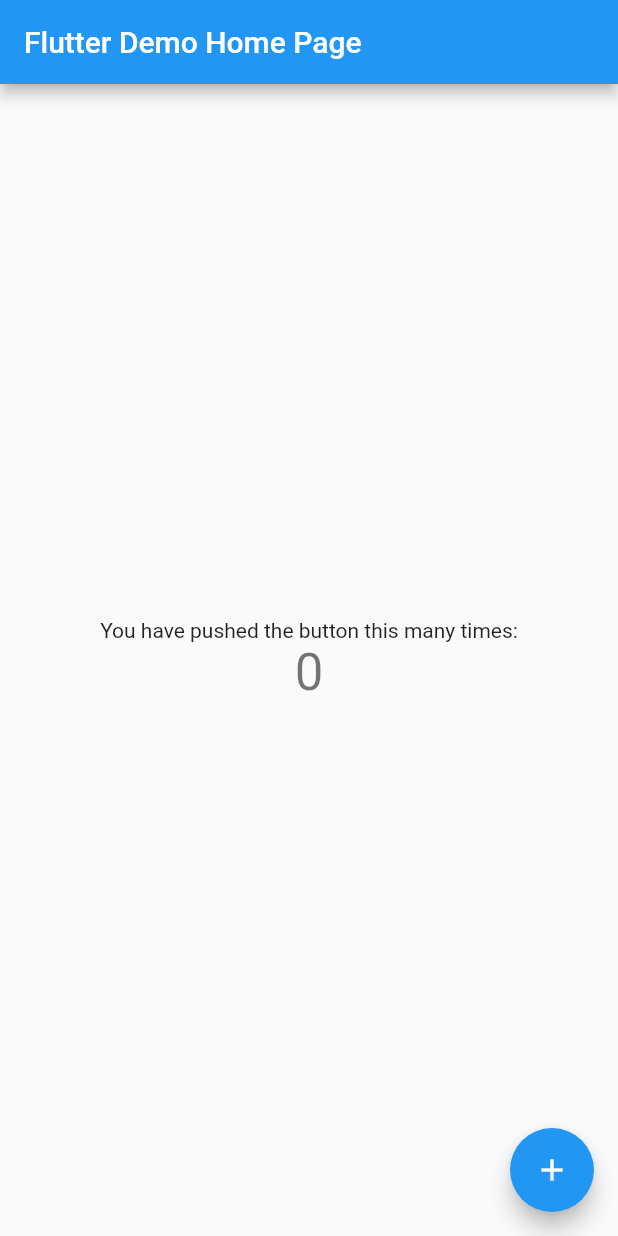
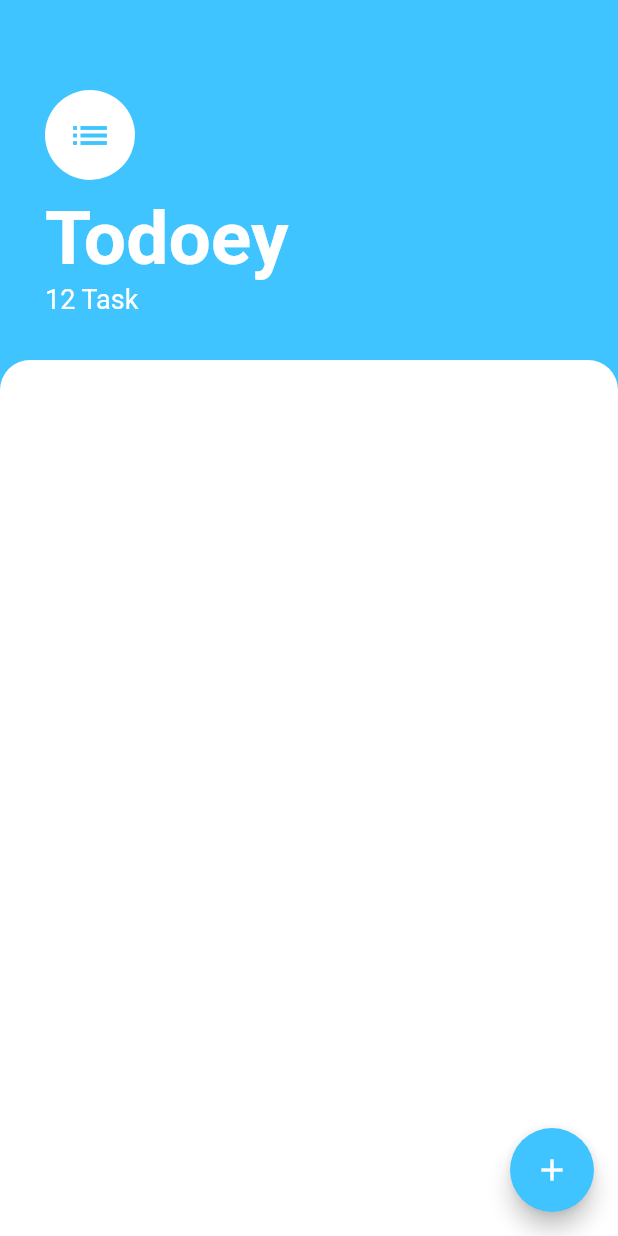
Before and after one commit to caseycole589/todey-flutter, a Flutter app: the screen it shows after launch, on a phone screen of 412 x 824 dp. Run offline on Flutter 3.47's test engine with Material 2 defaults, Android fonts, the phone set to English and light mode, and no system bars.

Commit message:
basic design done

```diff
--- a/lib/main.dart
+++ b/lib/main.dart
@@ -1,113 +1,15 @@
 import 'package:flutter/material.dart';
+import 'package:todoey/screens/task_screen.dart';
 
 void main() {
   runApp(MyApp());
 }
 
 class MyApp extends StatelessWidget {
-  // This widget is the root of your application.
   @override
   Widget build(BuildContext context) {
     return MaterialApp(
-      title: 'Flutter Demo',
-      theme: ThemeData(
-        // This is the theme of your application.
-        //
-        // Try running your application with "flutter run". You'll see the
-        // application has a blue toolbar. Then, without quitting the app, try
-        // changing the primarySwatch below to Colors.green and then invoke
-        // "hot reload" (press "r" in the console where you ran "flutter run",
-        // or simply save your changes to "hot reload" in a Flutter IDE).
-        // Notice that the counter didn't reset back to zero; the application
-        // is not restarted.
-        primarySwatch: Colors.blue,
-      ),
-      home: MyHomePage(title: 'Flutter Demo Home Page'),
+      home: TasksScreen(),
     );
   }
 }
-
-class MyHomePage extends StatefulWidget {
-  MyHomePage({Key key, this.title}) : super(key: key);
-
-  // This widget is the home page of your application. It is stateful, meaning
-  // that it has a State object (defined below) that contains fields that affect
-  // how it looks.
-
-  // This class is the configuration for the state. It holds the values (in this
-  // case the title) provided by the parent (in this case the App widget) and
-  // used by the build method of the State. Fields in a Widget subclass are
-  // always marked "final".
-
-  final String title;
-
-  @override
-  _MyHomePageState createState() => _MyHomePageState();
-}
-
-class _MyHomePageState extends State<MyHomePage> {
-  int _counter = 0;
-
-  void _incrementCounter() {
-    setState(() {
-      // This call to setState tells the Flutter framework that something has
-      // changed in this State, which causes it to rerun the build method below
-      // so that the display can reflect the updated values. If we changed
-      // _counter without calling setState(), then the build method would not be
-      // called again, and so nothing would appear to happen.
-      _counter++;
-    });
-  }
-
-  @override
-  Widget build(BuildContext context) {
-    // This method is rerun every time setState is called, for instance as done
-    // by the _incrementCounter method above.
-    //
-    // The Flutter framework has been optimized to make rerunning build methods
-    // fast, so that you can just rebuild anything that needs updating rather
-    // than having to individually change instances of widgets.
-    return Scaffold(
-      appBar: AppBar(
-        // Here we take the value from the MyHomePage object that was created by
-        // the App.build method, and use it to set our appbar title.
-        title: Text(widget.title),
-      ),
-      body: Center(
-        // Center is a layout widget. It takes a single child and positions it
-        // in the middle of the parent.
-        child: Column(
-          // Column is also a layout widget. It takes a list of children and
-          // arranges them vertically. By default, it sizes itself to fit its
-          // children horizontally, and tries to be as tall as its parent.
-          //
-          // Invoke "debug painting" (press "p" in the console, choose the
-          // "Toggle Debug Paint" action from the Flutter Inspector in Android
-          // Studio, or the "Toggle Debug Paint" command in Visual Studio Code)
-          // to see the wireframe for each widget.
-          //
-          // Column has various properties to control how it sizes itself and
-          // how it positions its children. Here we use mainAxisAlignment to
-          // center the children vertically; the main axis here is the vertical
-          // axis because Columns are vertical (the cross axis would be
-          // horizontal).
-          mainAxisAlignment: MainAxisAlignment.center,
-          children: <Widget>[
-            Text(
-              'You have pushed the button this many times:',
-            ),
-            Text(
-              '$_counter',
-              style: Theme.of(context).textTheme.headline4,
-            ),
-          ],
-        ),
-      ),
-      floatingActionButton: FloatingActionButton(
-        onPressed: _incrementCounter,
-        tooltip: 'Increment',
-        child: Icon(Icons.add),
-      ), // This trailing comma makes auto-formatting nicer for build methods.
-    );
-  }
-}
--- /dev/null
+++ b/lib/screens/task_screen.dart
@@ -0,0 +1,64 @@
+import 'package:flutter/material.dart';
+
+class TasksScreen extends StatelessWidget {
+  @override
+  Widget build(BuildContext context) {
+    return Scaffold(
+      backgroundColor: Colors.lightBlueAccent,
+      floatingActionButton: FloatingActionButton(
+        onPressed: () {},
+        backgroundColor: Colors.lightBlueAccent,
+        child: Icon(Icons.add),
+      ),
+      body: Column(
+        crossAxisAlignment: CrossAxisAlignment.start,
+        children: [
+          Container(
+            padding: EdgeInsets.only(top: 60, left: 30, right: 30, bottom: 30),
+            child: Column(
+              crossAxisAlignment: CrossAxisAlignment.start,
+              children: [
+                CircleAvatar(
+                  child: Icon(
+                    Icons.list,
+                    size: 30,
+                    color: Colors.lightBlueAccent,
+                  ),
+                  backgroundColor: Colors.white,
+                  radius: 30,
+                ),
+                SizedBox(height: 10),
+                Text(
+                  'Todoey',
+                  style: TextStyle(
+                    color: Colors.white,
+                    fontSize: 50,
+                    fontWeight: FontWeight.w700,
+                  ),
+                ),
+                Text(
+                  "12 Task",
+                  style: TextStyle(
+                    color: Colors.white,
+                    fontSize: 18,
+                  ),
+                ),
+              ],
+            ),
+          ),
+          Expanded(
+            child: Container(
+              decoration: BoxDecoration(
+                color: Colors.white,
+                borderRadius: BorderRadius.only(
+                  topLeft: Radius.circular(20),
+                  topRight: Radius.circular(20),
+                ),
+              ),
+            ),
+          )
+        ],
+      ),
+    );
+  }
+}
```
